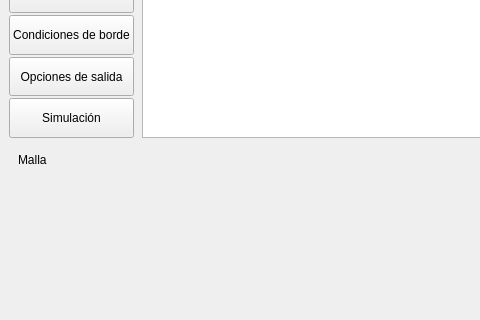
Before: the Qt Designer form interfaz/ventanaprincipal.ui in IgnacioOchoa/Barra, drawn with Qt 5; both pictures show x 0 to 480 and y 125 to 445 of the 800 by 600 pixel window.
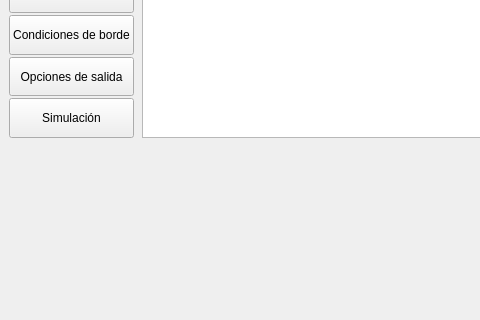
After: the same form once the commit is applied. The open tabs and pages were chosen to show the change. Custom widgets are drawn as their Qt base class.

Commit message:
Se comenzó con la página de Malla en VentanaPpal
Se estableció una función en GráficoPrincipal para cambiar el fondo de
acuerdo al módulo en el que se está trabajando. También se empezó a
poblar la página de malla, por ahora sin conectar ninguno de los
elementos al kernel.

What changed in the file:
```diff
--- a/interfaz/ventanaprincipal.ui
+++ b/interfaz/ventanaprincipal.ui
@@ -169,17 +169,7 @@
         </size>
        </property>
       </widget>
-      <widget class="QWidget" name="pagMalla">
-       <layout class="QFormLayout" name="formLayout_2">
-        <item row="0" column="0">
-         <widget class="QLabel" name="label_2">
-          <property name="text">
-           <string>Malla</string>
-          </property>
-         </widget>
-        </item>
-       </layout>
-      </widget>
+      <widget class="QWidget" name="pagMalla"/>
       <widget class="QWidget" name="pagFisica">
        <layout class="QFormLayout" name="formLayout_3">
         <item row="0" column="0">
```
The commit also changes 5 other files.
